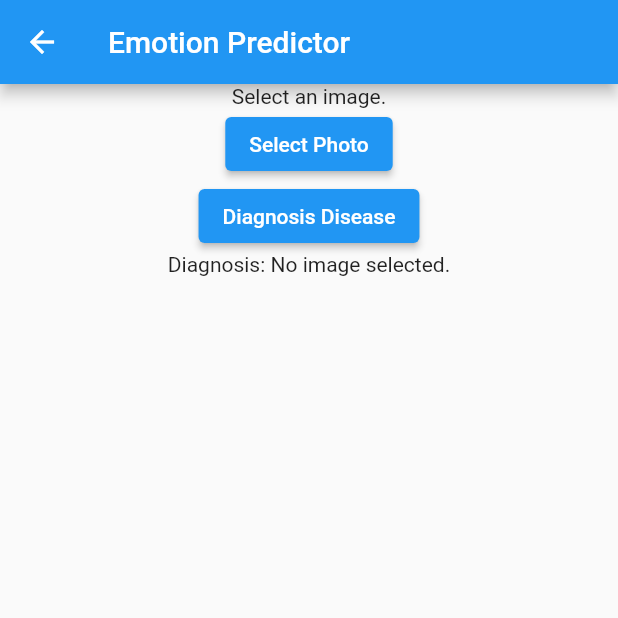
After one commit to OshiniWathsala99/flutter_fe, a Flutter app: the cameradiagnosisscreen screen opened by its route, after a tap on "Diagnosis Disease", on a phone screen of 412 x 824 dp, the top half of it. The commit adds this screen. Run offline on Flutter 3.47's test engine with Material 2 defaults, Android fonts, the phone set to English and light mode, and no system bars; our stand-ins replace firebase_auth, firebase_core, image_picker; accounts and stored records are empty.

Commit message:
add camera open

```diff
--- a/fe_ecg/lib/app_routes.dart
+++ b/fe_ecg/lib/app_routes.dart
@@ -3,4 +3,5 @@ class AppRoutes {
   static const String login = '/login';
   static const String registration = '/registration';
   static const String diagnosis = '/diagnosis'; // Add this line
+  static const String camdiagnosis = '/camdiagnosis'; // Add this line
 }
--- /dev/null
+++ b/fe_ecg/lib/cameradiagnosisui.dart
@@ -0,0 +1,139 @@
+import 'dart:io';
+import 'package:flutter/material.dart';
+import 'package:http/http.dart' as http;
+import 'package:image_picker/image_picker.dart';
+
+class cameradiagnosisscreen extends StatefulWidget {
+  @override
+  _MyAppHomePageState createState() => _MyAppHomePageState();
+}
+
+class _MyAppHomePageState extends State<cameradiagnosisscreen> {
+  File? _image; // Add ? to indicate it can be null
+  String _predictedResult = "";
+
+  Future getImageFromCamera() async {
+    final picker = ImagePicker();
+    final pickedFile = await picker.pickImage(
+      source: ImageSource.camera,
+      imageQuality: 100, // Set image quality to 100 (no compression)
+    );
+
+    if (pickedFile != null) {
+      setState(() {
+        _image = File(pickedFile.path);
+      });
+    }
+  }
+
+  Future getImageFromGallery() async {
+    final picker = ImagePicker();
+    final pickedFile = await picker.pickImage(
+      source: ImageSource.gallery,
+      imageQuality: 100, // Set image quality to 100 (no compression)
+    );
+
+    if (pickedFile != null) {
+      setState(() {
+        _image = File(pickedFile.path);
+      });
+    }
+  }
+
+  Future Dignosis() async {
+    if (_image != null) {
+      final uri = Uri.parse(
+          'https://c77f-112-134-168-201.ngrok-free.app/model/uploadoriginalcompatible');
+      final request = http.MultipartRequest('POST', uri)
+        ..files
+            .add(await http.MultipartFile.fromPath('my_image', _image!.path));
+
+      final streamedResponse = await request.send();
+      final response = await http.Response.fromStream(streamedResponse);
+
+      if (response.statusCode == 200) {
+        setState(() {
+          _predictedResult = response.body;
+        });
+      }
+    } else {
+      setState(() {
+        _predictedResult = "No image selected.";
+      });
+    }
+  }
+
+  void _showSelectPhotoOptions(BuildContext context) {
+    showModalBottomSheet(
+      context: context,
+      builder: (BuildContext context) {
+        return SafeArea(
+          child: Column(
+            mainAxisSize: MainAxisSize.min,
+            children: <Widget>[
+              ListTile(
+                leading: Icon(Icons.camera),
+                title: Text('Take a Photo'),
+                onTap: () {
+                  getImageFromCamera();
+                  Navigator.pop(context); // Close the bottom sheet
+                },
+              ),
+              ListTile(
+                leading: Icon(Icons.photo_library),
+                title: Text('Choose from Gallery'),
+                onTap: () {
+                  getImageFromGallery();
+                  Navigator.pop(context); // Close the bottom sheet
+                },
+              ),
+              Divider(),
+              ListTile(
+                title: Text('Cancel'),
+                onTap: () {
+                  Navigator.pop(context); // Close the bottom sheet
+                },
+              ),
+            ],
+          ),
+        );
+      },
+    );
+  }
+
+  @override
+  Widget build(BuildContext context) {
+    return Scaffold(
+      appBar: AppBar(
+        title: Text('Emotion Predictor'),
+      ),
+      body: SingleChildScrollView(
+        child: Center(
+          child: Column(
+            children: <Widget>[
+              _image == null
+                  ? Text('Select an image.')
+                  : Image.file(_image!,
+                      height: 200.0,
+                      width: 200.0), // Add ! to indicate it's not null
+              ElevatedButton(
+                onPressed: () {
+                  _showSelectPhotoOptions(
+                      context); // Show the options for selecting photos
+                },
+                child: Text('Select Photo'),
+              ),
+              ElevatedButton(
+                onPressed: () async {
+                  await Dignosis();
+                },
+                child: Text('Diagnosis Disease'),
+              ),
+              Text('Diagnosis: $_predictedResult'),
+            ],
+          ),
+        ),
+      ),
+    );
+  }
+}
--- a/fe_ecg/lib/diagnosisui.dart
+++ b/fe_ecg/lib/diagnosisui.dart
@@ -26,8 +26,8 @@ class _MyAppState extends State<DiagnosisScreen> {
 
   Future Dignosis() async {
     if (_image != null) {
-      final uri =
-          Uri.parse('https://f6bc-112-134-168-201.ngrok-free.app/model/upload');
+      final uri = Uri.parse(
+          'https://c77f-112-134-168-201.ngrok-free.app/model/uploadoriginalcompatible');
       final request = http.MultipartRequest('POST', uri)
         ..files
             .add(await http.MultipartFile.fromPath('my_image', _image!.path));
--- a/fe_ecg/lib/homeui.dart
+++ b/fe_ecg/lib/homeui.dart
@@ -68,6 +68,18 @@ class _RegistrationFormState extends State<RegistrationForm> {
               Navigator.pushNamed(context, '/login');
             },
             child: Text('Back to Login'),
+          ),
+          ElevatedButton(
+            onPressed: () {
+              Navigator.pushNamed(context, '/diagnosis');
+            },
+            child: Text('Diagnosis Disease'),
+          ),
+          ElevatedButton(
+            onPressed: () {
+              Navigator.pushNamed(context, '/camdiagnosis');
+            },
+            child: Text(' Camera Diagnosis Disease'),
           )
         ],
       ),
--- a/fe_ecg/lib/main.dart
+++ b/fe_ecg/lib/main.dart
@@ -6,6 +6,7 @@ import 'package:fe_ecg/loginui.dart';
 import 'package:fe_ecg/registerui.dart';
 import 'package:fe_ecg/diagnosisui.dart';
 import 'package:fe_ecg/homeui.dart';
+import 'package:fe_ecg/cameradiagnosisui.dart';
 
 void main() async {
   WidgetsFlutterBinding.ensureInitialized();
@@ -33,6 +34,8 @@ class MyApp extends StatelessWidget {
         AppRoutes.registration: (context) => RegistrationScreen(),
         AppRoutes.diagnosis: (context) =>
             DiagnosisScreen(), // Add the DiagnosisScreen route
+        AppRoutes.camdiagnosis: (context) =>
+            cameradiagnosisscreen(), // Add the DiagnosisScreen route
       },
     );
   }
--- a/fe_ecg/lib/registerui.dart
+++ b/fe_ecg/lib/registerui.dart
@@ -65,7 +65,7 @@ class _RegistrationFormState extends State<RegistrationForm> {
           ),
           ElevatedButton(
             onPressed: () {
-              Navigator.pop(context);
+              Navigator.pushNamed(context, '/login');
             },
             child: Text('Back to Login'),
           )
```
